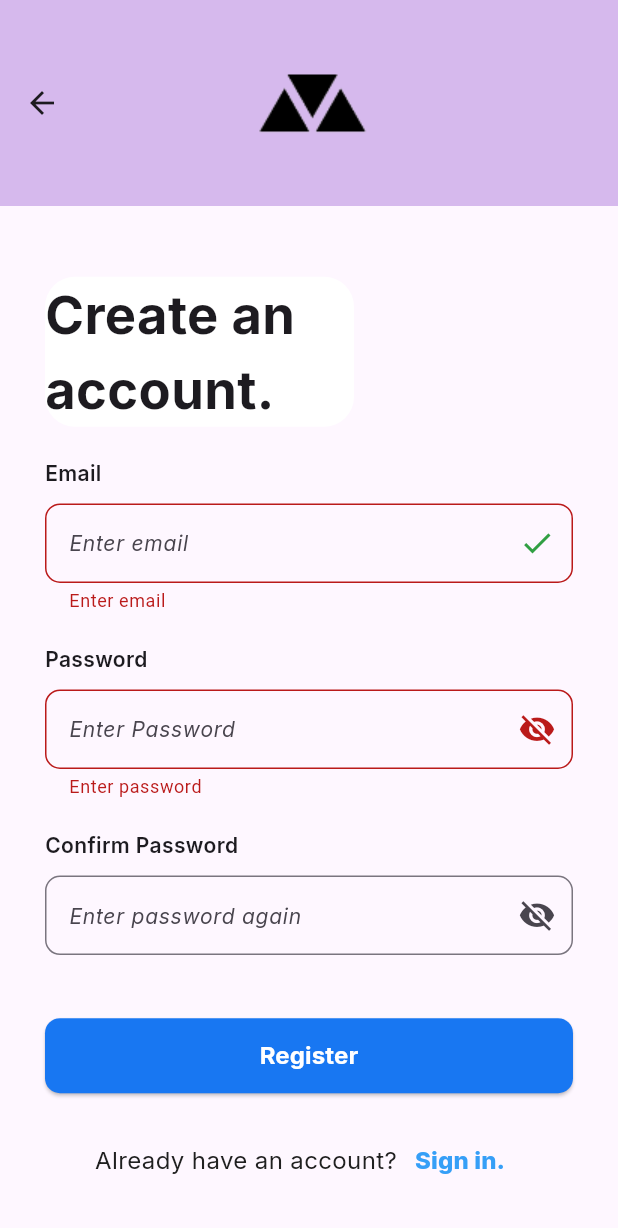
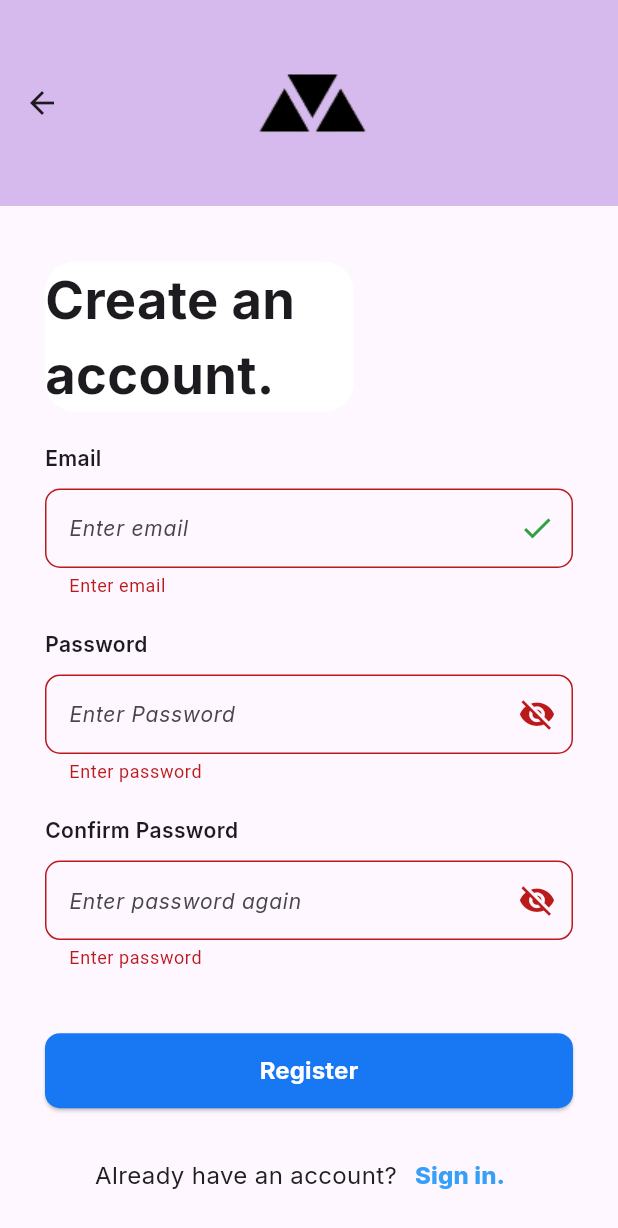
Before and after one commit to Aluve-Software/aluve_calendar_mobile, a Flutter app: the RegistrationScreen screen opened by its route, after a tap on "Register", on a phone screen of 412 x 824 dp. Shown: the top 1228 px of the screen. Run offline on Flutter 3.47's test engine with Material 2 defaults, Android fonts, the phone set to English and light mode, and no system bars; our stand-ins replace google_fonts, sign_in_button.

Commit message:
Add validation for confirm password text field

```diff
--- a/lib/Views/registration_screen.dart
+++ b/lib/Views/registration_screen.dart
@@ -172,14 +172,15 @@ class _RegistrationScreenState extends State<RegistrationScreen> {
                           },
                           hideText: _passwordVisible,
                           validator: (confirmPassword) {
-                            // if(confirmPassword == null || confirmPassword.isEmpty) {
-                            //   return 'Enter password';
-                            // }
-                            // if(confirmPassword != passwordController.text) {
-                            //   return 'Your passwords do not match';
-                            // }
-                            //
-                            // return null;
+                            if(confirmPassword == null || confirmPassword.isEmpty) {
+                              return 'Enter password';
+                            }
+                            //Need to fix this part.
+                            if(confirmpasswordController.text != passwordController.text) {
+                              return 'Your passwords do not match';
+                            }
+
+                            return null;
 
                           },
 
```
